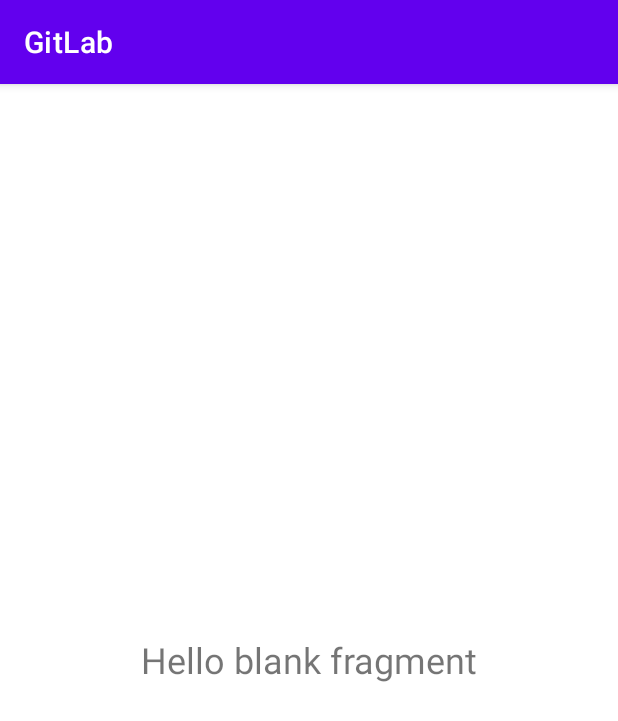
After one commit to ma28alhams/GitLab, an Android app: the fragment BlankFragment shown on its own in the app's theme, on a phone screen of 412 x 824 dp. The commit adds this screen. Shown: the top 721 px of the screen. Run offline under Robolectric (Android 15) with nearby library versions, the phone set to English and light mode, and no system bars.

```diff
--- /dev/null
+++ b/app/src/main/java/com/example/gitlab/fragments/BlankFragment.java
@@ -0,0 +1,30 @@
+package com.example.gitlab.fragments;
+
+import android.os.Bundle;
+
+import androidx.fragment.app.Fragment;
+
+import android.view.LayoutInflater;
+import android.view.View;
+import android.view.ViewGroup;
+
+import com.example.gitlab.R;
+
+public class BlankFragment extends Fragment {
+
+    public BlankFragment() {
+        // Required empty public constructor
+    }
+
+    @Override
+    public void onCreate(Bundle savedInstanceState) {
+        super.onCreate(savedInstanceState);
+    }
+
+    @Override
+    public View onCreateView(LayoutInflater inflater, ViewGroup container,
+                             Bundle savedInstanceState) {
+        // Inflate the layout for this fragment
+        return inflater.inflate(R.layout.fragment_blank, container, false);
+    }
+}
--- /dev/null
+++ b/app/src/main/res/layout/fragment_blank.xml
@@ -0,0 +1,16 @@
+<?xml version="1.0" encoding="utf-8"?>
+<FrameLayout xmlns:android="http://schemas.android.com/apk/res/android"
+    xmlns:tools="http://schemas.android.com/tools"
+    android:layout_width="match_parent"
+    android:layout_height="match_parent"
+    tools:context=".fragments.BlankFragment">
+
+    <!-- TODO: Update blank fragment layout -->
+    <TextView
+        android:textSize="24dp"
+        android:gravity="center"
+        android:layout_width="match_parent"
+        android:layout_height="match_parent"
+        android:text="@string/hello_blank_fragment" />
+
+</FrameLayout>
--- a/app/src/main/res/values/strings.xml
+++ b/app/src/main/res/values/strings.xml
@@ -1,3 +1,5 @@
 <resources>
     <string name="app_name">GitLab</string>
+    <!-- TODO: Remove or change this placeholder text -->
+    <string name="hello_blank_fragment">Hello blank fragment</string>
 </resources>
```
